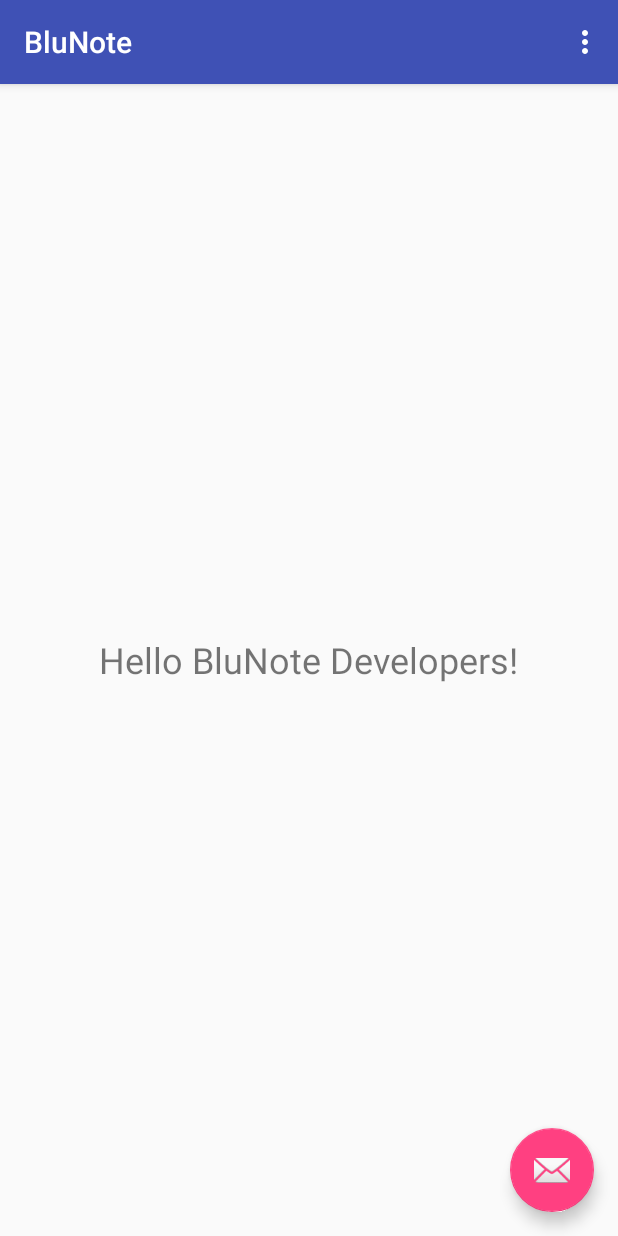
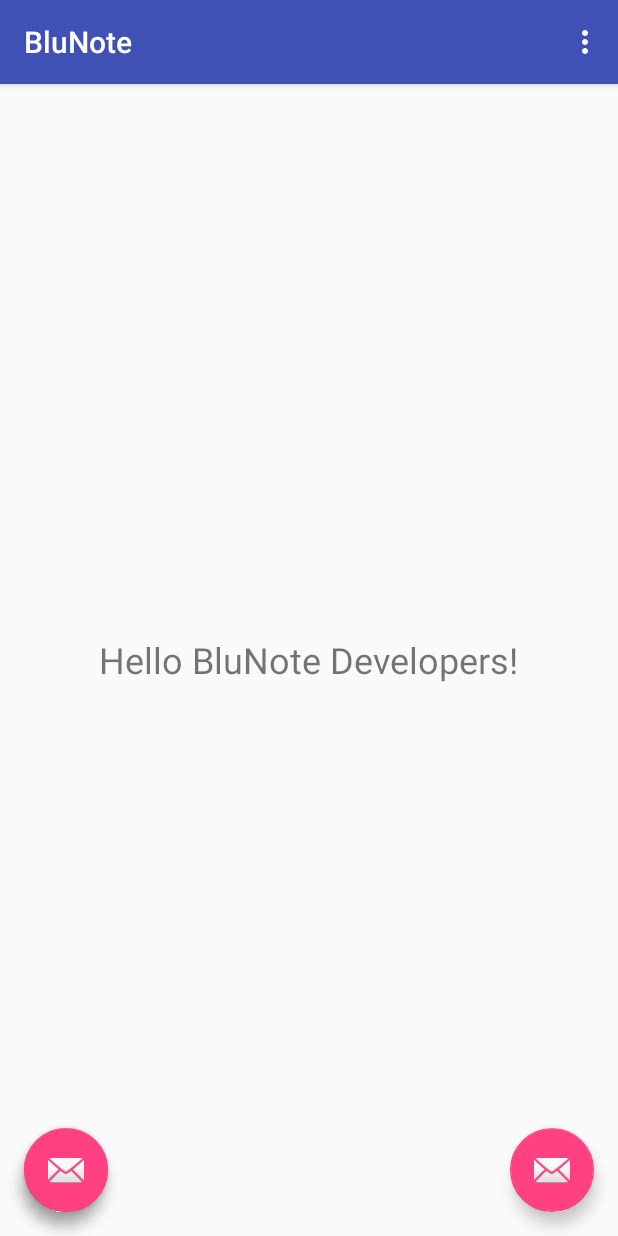
Before and after one commit to scantwell/blunote, an Android app: the screen it shows after launch (LoginActivity), on a phone screen of 412 x 824 dp. Run offline under Robolectric (Android 15) with nearby library versions, the phone set to English and light mode, and no system bars; 1 statement that could not run was skipped.

Commit message:
Added buttons

```diff
--- a/app/src/main/java/com/drexelsp/blunote/blunote/ClientHandler.java
+++ b/app/src/main/java/com/drexelsp/blunote/blunote/ClientHandler.java
@@ -37,9 +37,11 @@ public class ClientHandler extends Handler {
                 mService.get().send(msg);
                 break;
             case GET_AVAILABLE_NETWORKS:
+                Log.v(TAG, "Get Available Networks");
                 mService.get().getAvailableNetworks();
                 break;
             case CONNECT_TO_NETWORK:
+                Log.v(TAG, "Connect To Network");
                 mService.get().connectToNetwork("Some Device!");
                 break;
             case START_NEW_NETWORK:
--- a/app/src/main/java/com/drexelsp/blunote/blunote/ClientService.java
+++ b/app/src/main/java/com/drexelsp/blunote/blunote/ClientService.java
@@ -41,6 +41,10 @@ public class ClientService extends Service {
         Message msg;
         if (data == "StartNewNetwork") {
             msg = Message.obtain(null, ClientHandler.START_NEW_NETWORK, 0, 0);
+        } else if (data == "DiscoverNetworks") {
+            msg = Message.obtain(null, ClientHandler.GET_AVAILABLE_NETWORKS, 0, 0);
+        } else if (data == "ConnectToNetwork") {
+            msg = Message.obtain(null, ClientHandler.CONNECT_TO_NETWORK, 0, 0);
         } else {
             msg = Message.obtain(null, ClientHandler.SEND, 0, 0);
         }
--- a/app/src/main/java/com/drexelsp/blunote/blunote/LoginActivity.java
+++ b/app/src/main/java/com/drexelsp/blunote/blunote/LoginActivity.java
@@ -6,6 +6,7 @@ import android.os.Bundle;
 import android.support.design.widget.FloatingActionButton;
 import android.support.v7.app.AppCompatActivity;
 import android.support.v7.widget.Toolbar;
+import android.util.Log;
 import android.view.View;
 import android.view.Menu;
 import android.view.MenuItem;
@@ -22,11 +23,30 @@ public class LoginActivity extends AppCompatActivity {
         Toolbar toolbar = (Toolbar) findViewById(R.id.toolbar);
         setSupportActionBar(toolbar);
 
-        FloatingActionButton fab = (FloatingActionButton) findViewById(R.id.fab);
-        fab.setOnClickListener(new View.OnClickListener() {
+        FloatingActionButton fab0 = (FloatingActionButton) findViewById(R.id.fab0);
+        fab0.setOnClickListener(new View.OnClickListener() {
             @Override
             public void onClick(View view) {
+                Log.v(TAG, "Fab0 Clicked");
                 connection.send("StartNewNetwork");
+            }
+        });
+
+        FloatingActionButton fab1 = (FloatingActionButton) findViewById(R.id.fab1);
+        fab1.setOnClickListener(new View.OnClickListener() {
+            @Override
+            public void onClick(View view) {
+                Log.v(TAG, "Fab1 Clicked");
+                connection.send("DiscoverNetworks");
+            }
+        });
+
+        FloatingActionButton fab2 = (FloatingActionButton) findViewById(R.id.fab2);
+        fab2.setOnClickListener(new View.OnClickListener() {
+            @Override
+            public void onClick(View view) {
+                Log.v(TAG, "Fab2 Clicked");
+                connection.send("ConnectToNetwork");
             }
         });
         Intent intent = new Intent(this, ClientService.class);
--- a/app/src/main/res/layout/activity_login.xml
+++ b/app/src/main/res/layout/activity_login.xml
@@ -17,7 +17,15 @@
 
     <include layout="@layout/content_login" />
 
-    <android.support.design.widget.FloatingActionButton android:id="@+id/fab"
+    <android.support.design.widget.FloatingActionButton android:id="@+id/fab0"
+        android:layout_width="wrap_content" android:layout_height="wrap_content"
+        android:layout_gravity="bottom|start" android:layout_margin="@dimen/fab_margin"
+        android:src="@android:drawable/ic_dialog_email" />
+    <android.support.design.widget.FloatingActionButton android:id="@+id/fab1"
+        android:layout_width="wrap_content" android:layout_height="wrap_content"
+        android:layout_gravity="bottom" android:layout_margin="@dimen/fab_margin"
+        android:src="@android:drawable/ic_dialog_email" />
+    <android.support.design.widget.FloatingActionButton android:id="@+id/fab2"
         android:layout_width="wrap_content" android:layout_height="wrap_content"
         android:layout_gravity="bottom|end" android:layout_margin="@dimen/fab_margin"
         android:src="@android:drawable/ic_dialog_email" />
```
Also changed, not shown: app/src/main/java/com/drexelsp/blunote/blunote/BluetoothScanner.java (added, +36 -0 lines), app/src/main/java/com/drexelsp/blunote/blunote/NetworkService.java (+2 -6 lines).
